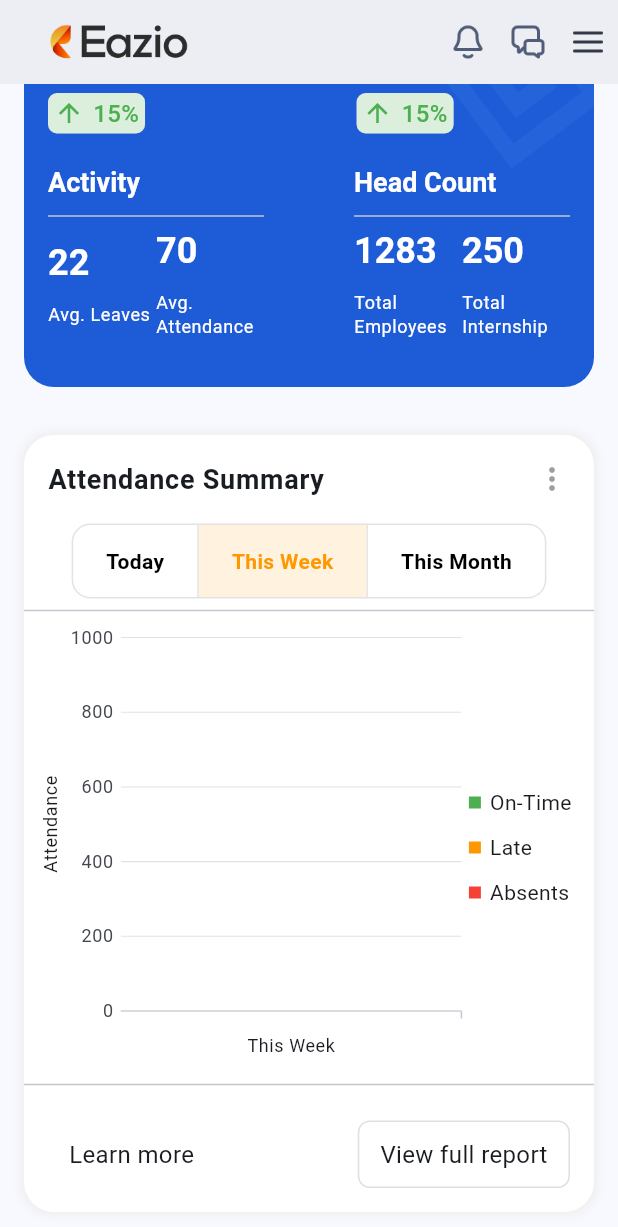
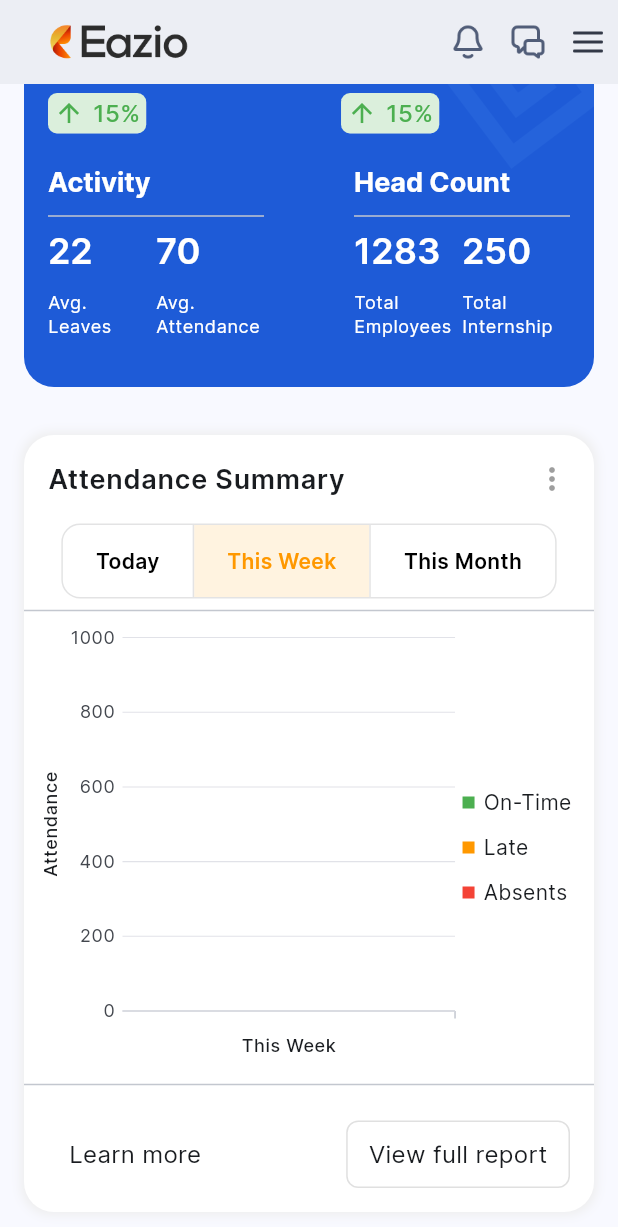
Before and after one commit to Syed-Waleed-Shah/eazio, a Flutter app: the screen it shows after launch, scrolled down 573 dp, on a phone screen of 412 x 824 dp. Shown: the top 1227 px of the screen. Run offline on Flutter 3.47's test engine with Material 3 defaults, Android fonts, the phone set to English and light mode, and no system bars; our stand-ins replace get, syncfusion_flutter_charts.

Commit message:
Added Inter font.

```diff
--- a/lib/themes/light_theme.dart
+++ b/lib/themes/light_theme.dart
@@ -6,6 +6,7 @@ ThemeData lightTheme = ThemeData(
     appBarTheme: const AppBarTheme(
       scrolledUnderElevation: 0,
     ),
+    fontFamily: 'Inter',
     textTheme: const TextTheme(
       titleLarge: TextStyle(
         fontSize: 24,
--- a/lib/widgets/custom_stacked_chart.dart
+++ b/lib/widgets/custom_stacked_chart.dart
@@ -65,14 +65,18 @@ class CustomStackedChart extends StatelessWidget {
         majorGridLines: const MajorGridLines(width: 0),
         title: AxisTitle(
           text: label,
-          textStyle: Theme.of(context).textTheme.bodySmall,
+          textStyle: Theme.of(context).textTheme.bodySmall?.copyWith(
+                fontWeight: FontWeight.w500,
+              ),
         ),
       ),
       primaryYAxis: NumericAxis(
           axisLine: const AxisLine(width: 0),
           title: AxisTitle(
             text: 'Attendance',
-            textStyle: Theme.of(context).textTheme.bodySmall,
+            textStyle: Theme.of(context).textTheme.bodySmall?.copyWith(
+                  fontWeight: FontWeight.w500,
+                ),
           ),
           labelFormat: '{value}',
           maximum: 1000,
```
Also changed, not shown: pubspec.yaml (+23 -6 lines), fonts/Inter/Inter-Black.ttf (added), fonts/Inter/Inter-Bold.ttf (added), fonts/Inter/Inter-ExtraBold.ttf (added), fonts/Inter/Inter-ExtraLight.ttf (added), fonts/Inter/Inter-Light.ttf (added), fonts/Inter/Inter-Medium.ttf (added), fonts/Inter/Inter-Regular.ttf (added), fonts/Inter/Inter-SemiBold.ttf (added), fonts/Inter/Inter-Thin.ttf (added).
